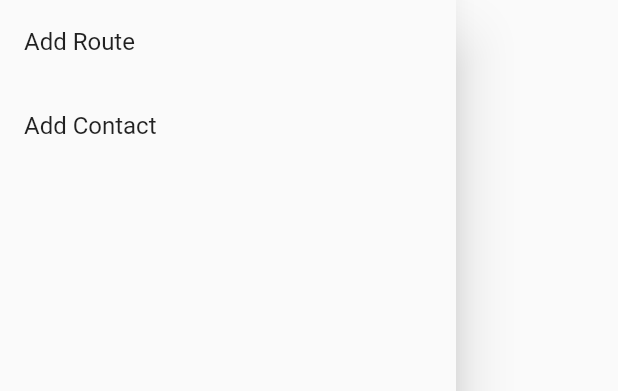
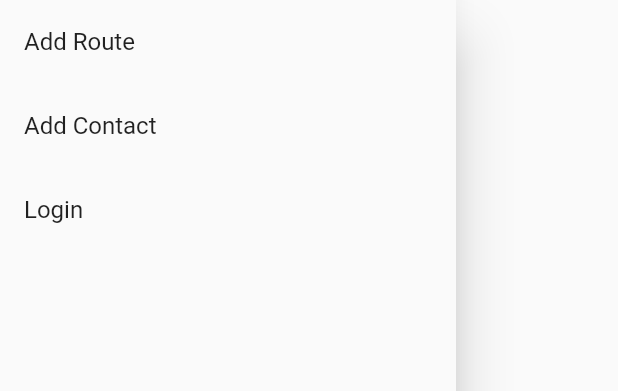
Before and after one commit to HM-DTLab/WiSe19-20-Easymap, a Flutter app: the CustomDrawer widget shown alone on an empty page, opened directly, on a phone screen of 412 x 824 dp. Shown: the top 391 px of the screen. Run offline on Flutter 3.47's test engine with Material 2 defaults, Android fonts, the phone set to English and light mode, and no system bars; our stand-ins replace google_maps_flutter.

Commit message:
Added the login page and Route

```diff
--- a/stable/lib/custom_drawer.dart
+++ b/stable/lib/custom_drawer.dart
@@ -23,6 +23,13 @@ class _CustomDrawerState extends State<CustomDrawer> {
                 Navigator.pop(context);
                 Navigator.pushNamed(context, '/addcontact');
               },
+            ),
+            ListTile(
+              title: Text("Login"),
+              onTap: () {
+                Navigator.pop(context);
+                Navigator.pushNamed(context, '/login');
+              },
             )
           ],
         ),
--- a/stable/lib/main.dart
+++ b/stable/lib/main.dart
@@ -1,6 +1,7 @@
 import 'package:flutter/material.dart';
 import 'package:stable/add_contact.dart';
 import 'home.dart';
+import 'login_site.dart';
 
 void main() => runApp(MyApp());
 
@@ -14,6 +15,7 @@ class MyApp extends StatelessWidget {
         '/': (context) => Home(),
         // When navigating to the "/second" route, build the SecondScreen widget.
         '/addcontact': (context) => AddContact(),
+        '/login': (context) => LoginPage(),
       },
     );
   }
```
Also changed, not shown: stable/lib/login_site.dart (added, +28 -0 lines).
